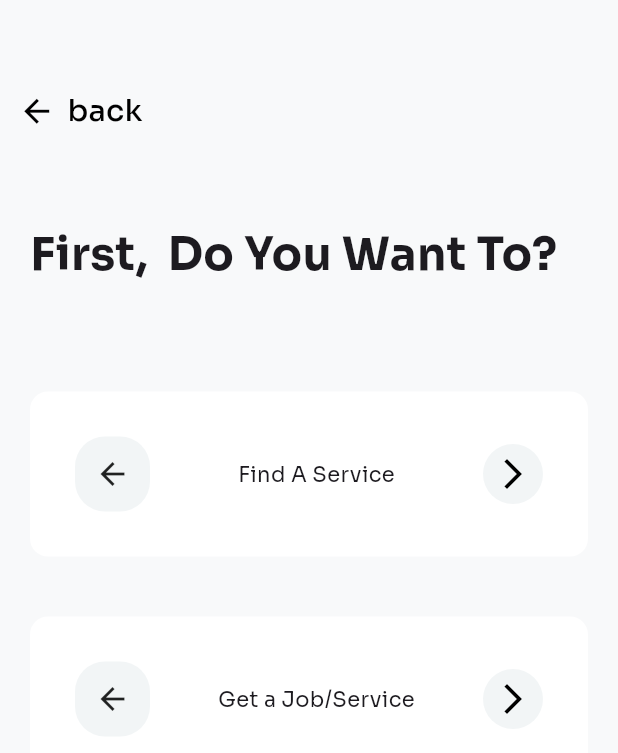
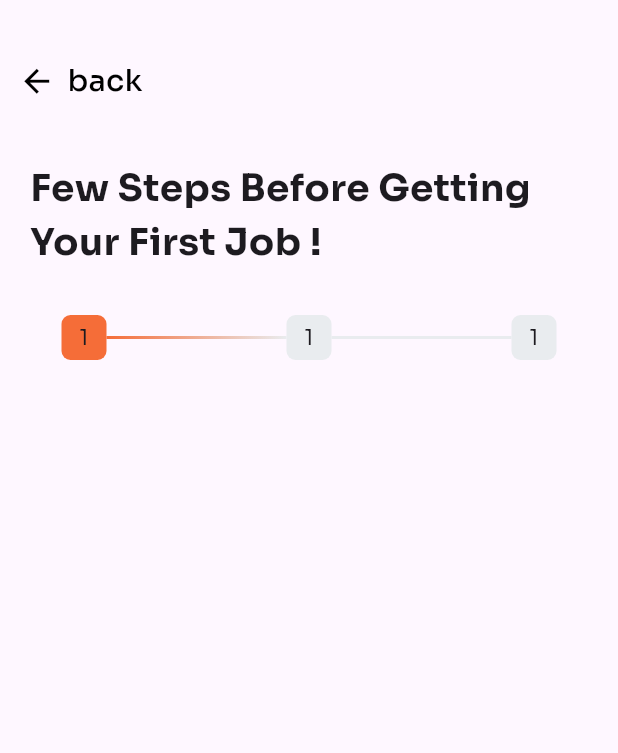
Before and after one commit to aymendn/travigui, a Flutter app: the screen it shows after launch, on a phone screen of 412 x 824 dp. Shown: the top 753 px of the screen. Run offline on Flutter 3.47's test engine with Material 2 defaults, Android fonts, the light colour scheme and no system bars; our stand-ins replace flutter_hooks, flutter_map, flutter_svg, hooks_riverpod, latlong2, shared_preferences.

Commit message:
commit
push

```diff
--- a/lib/main.dart
+++ b/lib/main.dart
@@ -7,6 +7,7 @@ import 'package:shared_preferences/shared_preferences.dart';
 import './core/app_route.dart';
 import 'core/app_color.dart';
 import 'view/auth/seller_or_buyer_screen.dart';
+import 'view/auth/sign_up_screen.dart';
 import 'view/laoding/loading_screen.dart';
 import 'view/home/buyer_screen.dart';
 import 'view/home/seller_screen.dart';
@@ -44,8 +45,7 @@ class IwdApp extends ConsumerWidget {
       ),
       routes: AppRoute.routes,
 
-      home: const SellerOrBuyerScreen(),
-
+      home:  SignUpScreen(),
 
       // home: isFirstTime
       //     ? const OnboardingScreen()
--- /dev/null
+++ b/lib/mondher_screen.dart
@@ -0,0 +1,124 @@
+import 'package:flutter/material.dart';
+import 'view/shared/back_button.dart';
+
+
+class SignUpScreen extends StatelessWidget {
+  final index;
+  SignUpScreen({this.index});
+
+  @override
+  Widget build(BuildContext context) {
+    return Scaffold(
+      body: SafeArea(
+        child: Column(
+          crossAxisAlignment: CrossAxisAlignment.start,
+          children: [
+            SizedBox(
+              height: 30,
+            ),
+            BackButtons(),
+            SizedBox(
+              height: 30,
+            ),
+            Padding(
+              padding: const EdgeInsets.symmetric(horizontal: 20),
+              child: Text('Few Steps Before Getting Your First Job !',
+                  style: TextStyle(
+                    fontSize: 25,
+                    fontWeight: FontWeight.bold,
+                  )),
+            ),
+            SizedBox(
+              height: 30,
+            ),
+            Step(index: 1,),
+          ],
+        ),
+      ),
+    );
+  }
+}
+
+class Step extends StatelessWidget {
+  const Step({
+    this.index,
+  });
+  final index;
+
+  @override
+  Widget build(BuildContext context) {
+    return Padding(
+      padding: const EdgeInsets.symmetric(horizontal: 20),
+      child: Row(
+        mainAxisAlignment: MainAxisAlignment.center,
+        children: [
+          index == 1 ? indexContainer(
+            color: Color(0xffF56D38),
+          ): index == 2 ? indexContainer(
+            color: Color(0xffE9ECEF),
+          ): indexContainer( color: Color(0xffE9ECEF),),
+
+          index == 1 ? StepContainer(
+              color1: Color(0xffF56D38), color2: Color(0xffE9ECEF)):StepContainer(
+              color1: Color(0xffE9ECEF), color2: Color(0xffE9ECEF)),
+
+          indexContainer(
+            color: Color(0xffE9ECEF),
+          ),
+          StepContainer(
+            color1: Color(0xffE9ECEF),
+            color2: Color(0xffE9ECEF),
+          ),
+          indexContainer(
+            color: Color(0xffE9ECEF),
+          ),
+        ],
+      ),
+    );
+  }
+}
+
+class StepContainer extends StatelessWidget {
+  const StepContainer({
+    required this.color1,
+    required this.color2,
+  });
+  final Color color1;
+  final Color color2;
+
+  @override
+  Widget build(BuildContext context) {
+    return Container(
+      width: 120,
+      height: 2,
+      decoration: BoxDecoration(
+        gradient: LinearGradient(
+          colors: [
+            color1,
+            color2,
+          ],
+          begin: Alignment.topLeft,
+          end: Alignment.bottomRight,
+        ),
+      ),
+    );
+  }
+}
+
+class indexContainer extends StatelessWidget {
+  const indexContainer({
+    required this.color,
+  });
+  final Color color;
+
+  @override
+  Widget build(BuildContext context) {
+    return Container(
+      height: 30,
+      width: 30,
+      child: Center(child: Text('1')),
+      decoration:
+          BoxDecoration(color: color, borderRadius: BorderRadius.circular(6)),
+    );
+  }
+}
--- a/lib/view/auth/seller_or_buyer_screen.dart
+++ b/lib/view/auth/seller_or_buyer_screen.dart
@@ -15,7 +15,7 @@ class SellerOrBuyerScreen extends ConsumerWidget {
           crossAxisAlignment: CrossAxisAlignment.start,
           children: [
             SizedBox(
-              height: 50,
+              height: 30,
             ),
             BackButtons(),
             SizedBox(
--- /dev/null
+++ b/lib/view/auth/sign_up_screen.dart
@@ -0,0 +1,123 @@
+import 'package:flutter/material.dart';
+import '../shared/back_button.dart';
+
+class SignUpScreen extends StatelessWidget {
+  final index;
+  SignUpScreen({this.index});
+
+  @override
+  Widget build(BuildContext context) {
+    return Scaffold(
+      body: SafeArea(
+        child: Column(
+          crossAxisAlignment: CrossAxisAlignment.start,
+          children: [
+            SizedBox(
+              height: 30,
+            ),
+            BackButtons(),
+            SizedBox(
+              height: 30,
+            ),
+            Padding(
+              padding: const EdgeInsets.symmetric(horizontal: 20),
+              child: Text('Few Steps Before Getting Your First Job !',
+                  style: TextStyle(
+                    fontSize: 25,
+                    fontWeight: FontWeight.bold,
+                  )),
+            ),
+            SizedBox(
+              height: 30,
+            ),
+            Step(index: 1,),
+          ],
+        ),
+      ),
+    );
+  }
+}
+
+class Step extends StatelessWidget {
+  const Step({
+    this.index,
+  });
+  final index;
+
+  @override
+  Widget build(BuildContext context) {
+    return Padding(
+      padding: const EdgeInsets.symmetric(horizontal: 20),
+      child: Row(
+        mainAxisAlignment: MainAxisAlignment.center,
+        children: [
+          index == 1 ? indexContainer(
+            color: Color(0xffF56D38),
+          ): index == 2 ? indexContainer(
+            color: Color(0xffE9ECEF),
+          ): indexContainer( color: Color(0xffE9ECEF),),
+
+          index == 1 ? StepContainer(
+              color1: Color(0xffF56D38), color2: Color(0xffE9ECEF)):StepContainer(
+              color1: Color(0xffE9ECEF), color2: Color(0xffE9ECEF)),
+
+          indexContainer(
+            color: Color(0xffE9ECEF),
+          ),
+          StepContainer(
+            color1: Color(0xffE9ECEF),
+            color2: Color(0xffE9ECEF),
+          ),
+          indexContainer(
+            color: Color(0xffE9ECEF),
+          ),
+        ],
+      ),
+    );
+  }
+}
+
+class StepContainer extends StatelessWidget {
+  const StepContainer({
+    required this.color1,
+    required this.color2,
+  });
+  final Color color1;
+  final Color color2;
+
+  @override
+  Widget build(BuildContext context) {
+    return Container(
+      width: 120,
+      height: 2,
+      decoration: BoxDecoration(
+        gradient: LinearGradient(
+          colors: [
+            color1,
+            color2,
+          ],
+          begin: Alignment.topLeft,
+          end: Alignment.bottomRight,
+        ),
+      ),
+    );
+  }
+}
+
+class indexContainer extends StatelessWidget {
+  const indexContainer({
+    required this.color,
+  });
+  final Color color;
+
+  @override
+  Widget build(BuildContext context) {
+    return Container(
+      height: 30,
+      width: 30,
+      child: Center(child: Text('1')),
+      decoration:
+          BoxDecoration(color: color, borderRadius: BorderRadius.circular(6)),
+    );
+  }
+}
```
